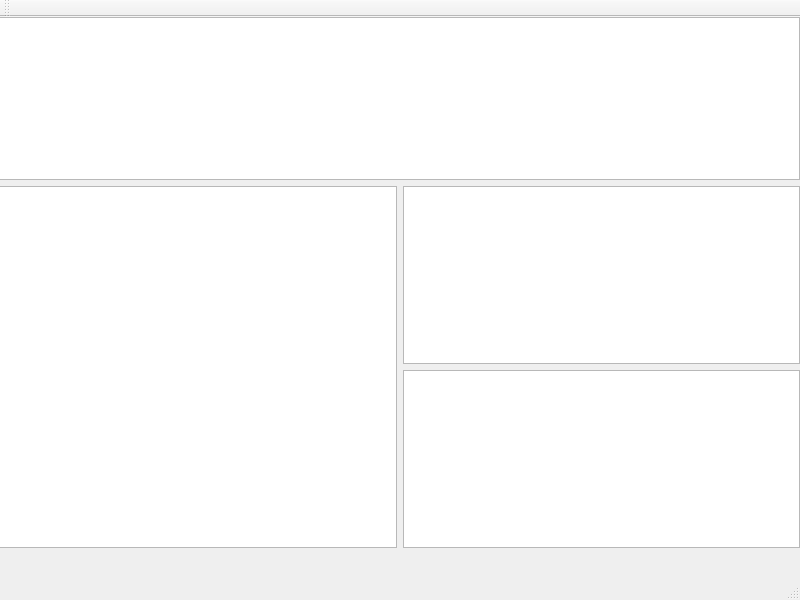
Qt form elogviewer/trunk/elogviewerQt.ui (fonic/elogviewer) before a commit.
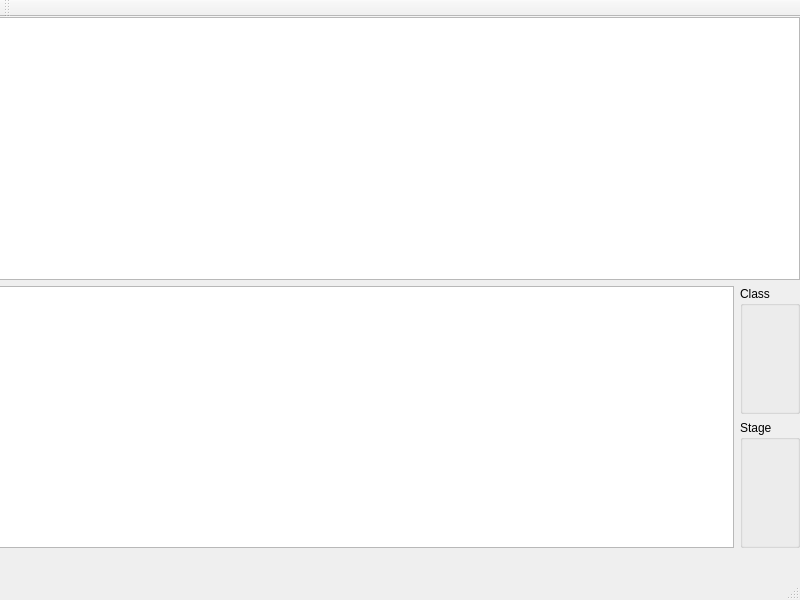
The same form after that commit.

Commit message: Change tables to group boxes

The edit to the form file:
```diff
--- a/elogviewer/trunk/elogviewerQt.ui
+++ b/elogviewer/trunk/elogviewerQt.ui
@@ -35,10 +35,18 @@
        <item>
         <layout class="QVBoxLayout" name="verticalLayout_3">
          <item>
-          <widget class="QTableWidget" name="tableWidget_2"/>
+          <widget class="QGroupBox" name="groupBox">
+           <property name="title">
+            <string>Class</string>
+           </property>
+          </widget>
          </item>
          <item>
-          <widget class="QTableWidget" name="tableWidget"/>
+          <widget class="QGroupBox" name="groupBox_2">
+           <property name="title">
+            <string>Stage</string>
+           </property>
+          </widget>
          </item>
         </layout>
        </item>
```
